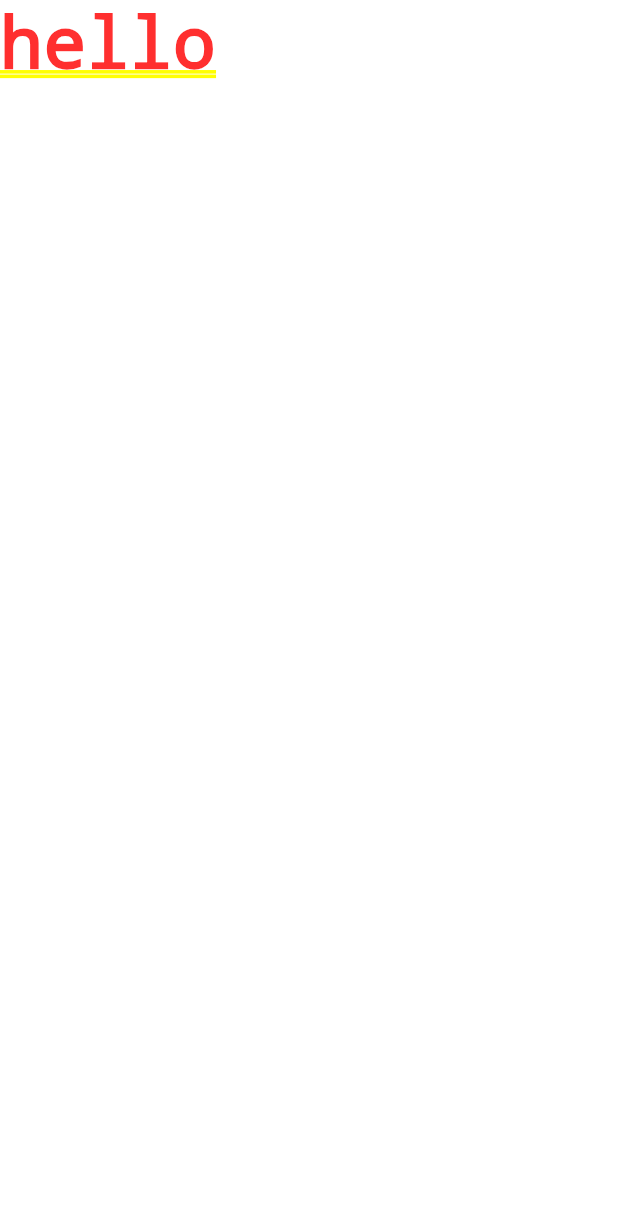
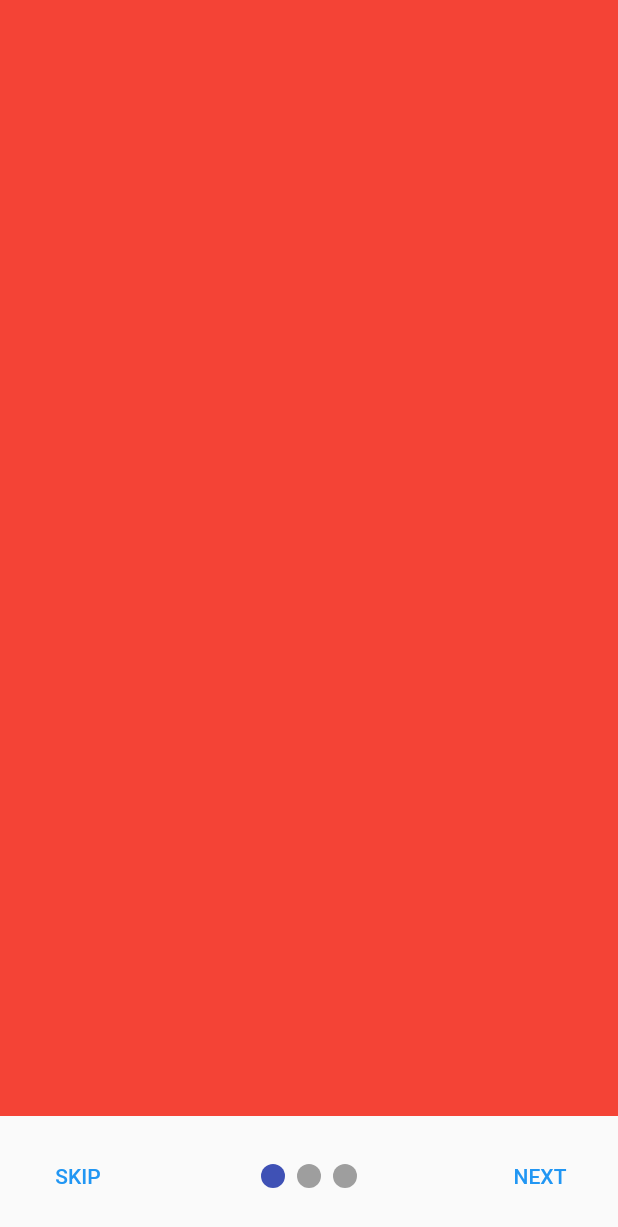
Before and after one commit to gianlucaromeo/book-tracker, a Flutter app: the screen it shows after launch, on a phone screen of 412 x 824 dp. Shown: the top 1227 px of the screen. Run offline on Flutter 3.47's test engine with Material 2 defaults, Android fonts, the phone set to English and light mode, and no system bars; drawn by our look-alikes of smooth_page_indicator; generated files the repository leaves out were written again.

Commit message:
[Added] Onboarding Page setup

```diff
--- a/lib/main.dart
+++ b/lib/main.dart
@@ -1,6 +1,7 @@
 import 'dart:io';
 
 import 'package:book_tracker/config/general_settings.dart';
+import 'package:book_tracker/screen/onboarding_screen.dart';
 import 'package:book_tracker/theme/theme_controller.dart';
 import 'package:flutter_gen/gen_l10n/app_localizations.dart';
 import 'package:book_tracker/provider/locale_provider.dart';
@@ -52,7 +53,7 @@ class _MyAppState extends State<MyApp> {
             GlobalCupertinoLocalizations.delegate,
             GlobalWidgetsLocalizations.delegate,
           ],
-          home: const Text('hello'),
+          home: const OnboardingPage(),
         );
       },
     );
--- /dev/null
+++ b/lib/screen/onboarding_screen.dart
@@ -0,0 +1,92 @@
+import 'package:flutter/material.dart';
+import 'package:smooth_page_indicator/smooth_page_indicator.dart';
+
+class OnboardingPage extends StatefulWidget {
+  const OnboardingPage({Key? key}) : super(key: key);
+
+  @override
+  _OnboardingPageState createState() => _OnboardingPageState();
+}
+
+class _OnboardingPageState extends State<OnboardingPage> {
+
+  final PageController _pageController = PageController();
+  bool isLastPage = false;
+
+  @override
+  void dispose() {
+    _pageController.dispose();
+    super.dispose();
+  }
+
+
+  final _bottomContainerHeight = 80.0;
+  @override
+  Widget build(BuildContext context) {
+    return Scaffold(
+      body: Container(
+        padding: EdgeInsets.only(bottom: _bottomContainerHeight),
+        child: PageView(
+          controller: _pageController,
+          onPageChanged: (index) {
+            setState(() {
+              isLastPage = index == 2; // TODO constants
+            });
+          },
+          children: [
+            Container(color: Colors.red,),
+            Container(color: Colors.blueAccent,),
+            Container(color: Colors.green,),
+          ],
+        ),
+      ),
+      bottomSheet: isLastPage
+      ? TextButton(
+        child: const Text('Let\'s start!', style: TextStyle(
+          fontSize: 24.0,
+        )),
+        onPressed: () {
+          Navigator.of(context).pushReplacement(
+            MaterialPageRoute(builder: (context) => Container(color: Colors.pinkAccent,)),
+          );
+        },
+        style: TextButton.styleFrom(
+          shape: RoundedRectangleBorder(
+            borderRadius: BorderRadius.circular(0.0),
+          ),
+          primary: Colors.white,
+          backgroundColor: Colors.teal.shade700,
+          minimumSize: const Size.fromHeight(80.0),
+        ),
+      ) : Container(height: 80.0,
+        padding: const EdgeInsets.symmetric(horizontal: 20.0),
+        child: Row(
+          mainAxisAlignment: MainAxisAlignment.spaceBetween,
+          children: [
+            TextButton(
+              onPressed: () => _pageController.jumpToPage(2),
+              child: const Text("SKIP"),
+            ),
+            Center(
+              child: SmoothPageIndicator(
+                controller: _pageController,
+                count: 3,
+                onDotClicked: (index) => _pageController.animateToPage(
+                  index,
+                  duration: const Duration(milliseconds: 500),
+                  curve: Curves.easeIn,
+                ),
+              ),
+            ),
+            TextButton(
+              onPressed: () => _pageController.nextPage(
+                duration: const Duration(milliseconds: 500),
+                curve: Curves.easeInOut,
+              ),
+              child: const Text("NEXT"),
+            ),
+          ],
+        ),),
+    );
+  }
+}
```
